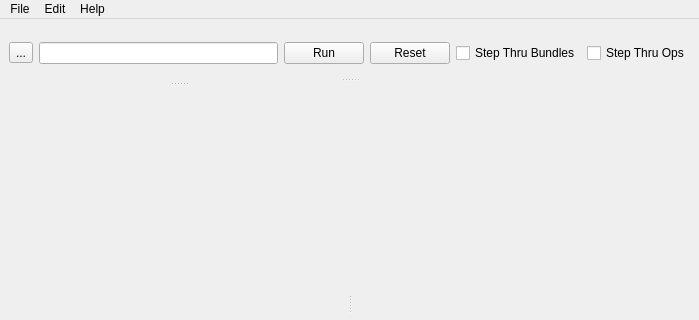
Qt form automator_project/utils/qtUi/configwindow.ui (Halicea/hal_automator) before a commit; both pictures show x 0 to 699 and y 0 to 320 of the 699 by 555 pixel window.
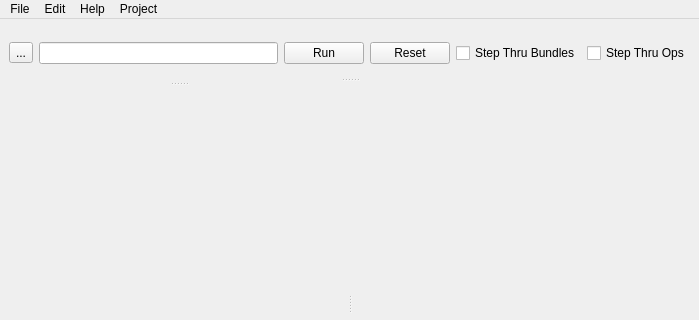
The same form after that commit. Icons and pictures are not drawn.

Diff of the .ui file:
```diff
--- a/automator_project/utils/qtUi/configwindow.ui
+++ b/automator_project/utils/qtUi/configwindow.ui
@@ -161,9 +161,20 @@
     </property>
     <addaction name="actionAbout"/>
    </widget>
+   <widget class="QMenu" name="menuRun">
+    <property name="title">
+     <string>Project</string>
+    </property>
+    <addaction name="actionRun"/>
+    <addaction name="actionDebug"/>
+    <addaction name="actionPackage"/>
+    <addaction name="separator"/>
+    <addaction name="actionEnable_Disable_Bundles"/>
+   </widget>
    <addaction name="menuFile"/>
    <addaction name="menuEdit"/>
    <addaction name="menuHelp"/>
+   <addaction name="menuRun"/>
   </widget>
   <widget class="QStatusBar" name="statusbar"/>
   <action name="actionSave">
```
Left out of the diff: 57 changed lines with no effect on the pictures.
